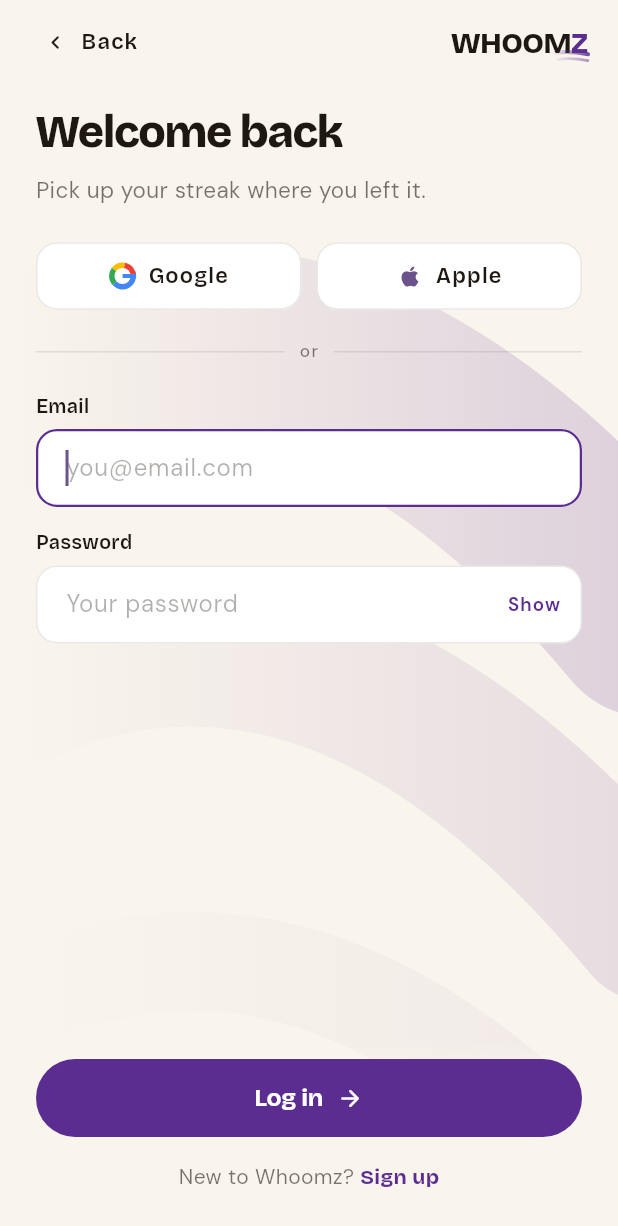
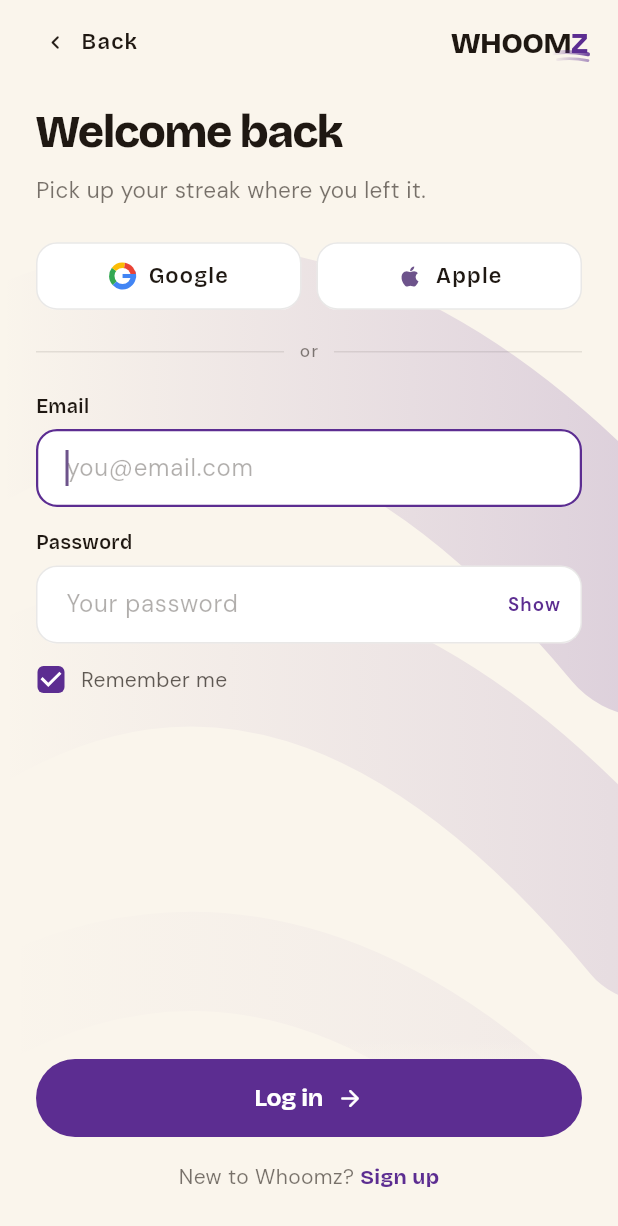
Before and after one commit to dalaixlmao/Whoomz, a Flutter app: the screen it shows after launch, after a tap on "Log in", on a phone screen of 412 x 824 dp. Shown: the top 1226 px of the screen. Run offline on Flutter 3.47's test engine with Material 3 defaults, Android fonts, the phone set to English and light mode, and no system bars; our stand-ins replace dio, fl_chart, flutter_riverpod, flutter_secure_storage, go_router, google_fonts and 1 more; network calls fail.

Commit message:
feat: added remember me feature

```diff
--- a/frontend/lib/features/auth/presentation/screens/auth_screen.dart
+++ b/frontend/lib/features/auth/presentation/screens/auth_screen.dart
@@ -2,6 +2,7 @@
 import 'package:flutter_riverpod/flutter_riverpod.dart';
 import 'package:go_router/go_router.dart';
 import 'package:google_fonts/google_fonts.dart';
+import 'package:shared_preferences/shared_preferences.dart';
 import '../../../../core/theme/app_colors.dart';
 import '../../../../shared/widgets/whoomz_wordmark.dart';
 import '../../../../shared/widgets/whoosh_texture.dart';
@@ -21,12 +22,17 @@
   final _emailCtrl = TextEditingController();
   final _pwCtrl = TextEditingController();
   bool _showPw = false;
+  bool _rememberMe = true;
   final _formKey = GlobalKey<FormState>();
 
   @override
   void initState() {
     super.initState();
     _mode = widget.mode;
+    SharedPreferences.getInstance().then((prefs) {
+      final saved = prefs.getBool('whoomz.rememberMe');
+      if (saved != null && mounted) setState(() => _rememberMe = saved);
+    });
   }
 
   @override
@@ -53,6 +59,7 @@
       ok = await notifier.login(
         email: _emailCtrl.text.trim(),
         password: _pwCtrl.text,
+        rememberMe: _rememberMe,
       );
     }
     if (ok && mounted) {
@@ -190,6 +197,35 @@
                             ),
                             validator: (v) => (v?.length ?? 0) < 6 ? 'At least 6 characters' : null,
                           ),
+
+                          if (!_isSignup) ...[
+                            const SizedBox(height: 14),
+                            Row(
+                              children: [
+                                SizedBox(
+                                  width: 20,
+                                  height: 20,
+                                  child: Checkbox(
+                                    value: _rememberMe,
+                                    onChanged: (v) => setState(() => _rememberMe = v ?? true),
+                                    activeColor: AppColors.accent,
+                                    shape: RoundedRectangleBorder(borderRadius: BorderRadius.circular(4)),
+                                    side: BorderSide(color: AppColors.inkWithOpacity(0.3)),
+                                    materialTapTargetSize: MaterialTapTargetSize.shrinkWrap,
+                                    visualDensity: VisualDensity.compact,
+                                  ),
+                                ),
+                                const SizedBox(width: 10),
+                                GestureDetector(
+                                  onTap: () => setState(() => _rememberMe = !_rememberMe),
+                                  child: Text(
+                                    'Remember me',
+                                    style: GoogleFonts.dmSans(fontSize: 14, color: AppColors.inkWithOpacity(0.7)),
+                                  ),
+                                ),
+                              ],
+                            ),
+                          ],
 
                           if (authState.error != null) ...[
                             const SizedBox(height: 10),
```
Also changed, not shown: frontend/lib/core/auth/token_storage.dart (+23 -5 lines), frontend/lib/features/auth/data/auth_repository.dart (+3 -6 lines), frontend/lib/features/auth/presentation/providers/auth_notifier.dart (+14 -3 lines).
